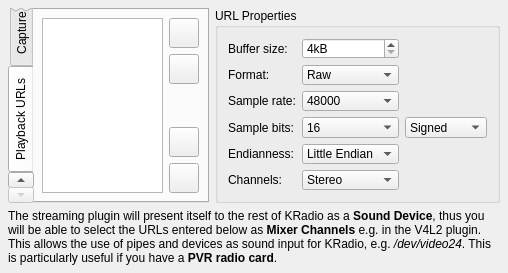
Qt form plugins/streaming/streaming-configuration-ui.ui (pbek/kradio) before a commit.
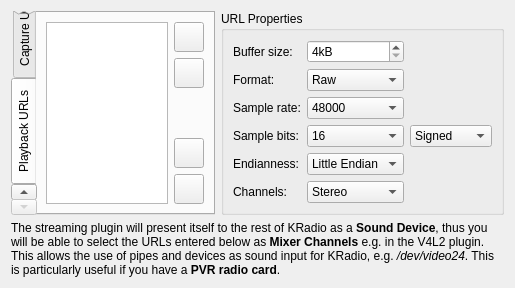
The same form after that commit. The open tabs and pages were chosen to show the change. Custom widgets are drawn as their Qt base class.

Diff of the .ui file:
```diff
--- a/plugins/streaming/streaming-configuration-ui.ui
+++ b/plugins/streaming/streaming-configuration-ui.ui
@@ -6,37 +6,19 @@
    <rect>
     <x>0</x>
     <y>0</y>
-    <width>508</width>
-    <height>273</height>
+    <width>515</width>
+    <height>288</height>
    </rect>
   </property>
   <layout class="QGridLayout" name="gridLayout_gen1">
-   <property name="margin">
-    <number>8</number>
-   </property>
    <item row="1" column="1">
     <widget class="QGroupBox" name="groupBox3">
-     <property name="sizePolicy">
-      <sizepolicy hsizetype="Preferred" vsizetype="Preferred">
-       <horstretch>0</horstretch>
-       <verstretch>0</verstretch>
-      </sizepolicy>
-     </property>
      <property name="title">
       <string>URL Properties</string>
      </property>
      <layout class="QGridLayout" name="gridLayout_gen2">
-      <property name="margin">
-       <number>10</number>
-      </property>
       <item row="5" column="1">
        <widget class="KComboBox" name="m_cbChannels">
-        <property name="sizePolicy">
-         <sizepolicy hsizetype="Preferred" vsizetype="Minimum">
-          <horstretch>0</horstretch>
-          <verstretch>0</verstretch>
-         </sizepolicy>
-        </property>
         <item>
          <property name="text">
           <string>Stereo</string>
@@ -87,12 +69,6 @@
       </item>
       <item row="4" column="1">
        <widget class="KComboBox" name="m_cbEndianness">
-        <property name="sizePolicy">
-         <sizepolicy hsizetype="Preferred" vsizetype="Preferred">
-          <horstretch>0</horstretch>
-          <verstretch>0</verstretch>
-         </sizepolicy>
-        </property>
         <item>
          <property name="text">
           <string>Little Endian</string>
@@ -107,12 +83,6 @@
       </item>
       <item row="2" column="1">
        <widget class="KComboBox" name="m_cbRate">
-        <property name="sizePolicy">
-         <sizepolicy hsizetype="Preferred" vsizetype="Preferred">
-          <horstretch>0</horstretch>
-          <verstretch>0</verstretch>
-         </sizepolicy>
-        </property>
         <item>
          <property name="text">
           <string>48000</string>
@@ -142,12 +112,6 @@
       </item>
       <item row="3" column="1">
        <widget class="KComboBox" name="m_cbBits">
-        <property name="sizePolicy">
-         <sizepolicy hsizetype="Preferred" vsizetype="Preferred">
-          <horstretch>0</horstretch>
-          <verstretch>0</verstretch>
-         </sizepolicy>
-        </property>
         <item>
          <property name="text">
           <string>16</string>
@@ -162,12 +126,6 @@
       </item>
       <item row="1" column="1">
        <widget class="KComboBox" name="m_cbFormat">
-        <property name="sizePolicy">
-         <sizepolicy hsizetype="Preferred" vsizetype="Preferred">
-          <horstretch>0</horstretch>
-          <verstretch>0</verstretch>
-         </sizepolicy>
-        </property>
         <item>
          <property name="text">
           <string>Raw</string>
@@ -177,12 +135,6 @@
       </item>
       <item row="0" column="1">
        <widget class="KIntSpinBox" name="m_sbBufferSize">
-        <property name="sizePolicy">
-         <sizepolicy hsizetype="Preferred" vsizetype="Preferred">
-          <horstretch>0</horstretch>
-          <verstretch>0</verstretch>
-         </sizepolicy>
-        </property>
         <property name="suffix">
          <string>kB</string>
         </property>
@@ -208,12 +160,6 @@
       </item>
       <item row="0" column="0">
        <widget class="QLabel" name="labelRate_2">
-        <property name="sizePolicy">
-         <sizepolicy hsizetype="Preferred" vsizetype="Preferred">
-          <horstretch>0</horstretch>
-          <verstretch>0</verstretch>
-         </sizepolicy>
-        </property>
         <property name="text">
          <string>Buffer size:</string>
         </property>
@@ -224,12 +170,6 @@
       </item>
       <item row="1" column="0">
        <widget class="QLabel" name="labelRate_2_2">
-        <property name="sizePolicy">
-         <sizepolicy hsizetype="Preferred" vsizetype="Preferred">
-          <horstretch>0</horstretch>
-          <verstretch>0</verstretch>
-         </sizepolicy>
-        </property>
         <property name="text">
          <string>Format:</string>
         </property>
@@ -240,12 +180,6 @@
       </item>
       <item row="2" column="0">
        <widget class="QLabel" name="labelRate">
-        <property name="sizePolicy">
-         <sizepolicy hsizetype="Preferred" vsizetype="Preferred">
-          <horstretch>0</horstretch>
-          <verstretch>0</verstretch>
-         </sizepolicy>
-        </property>
         <property name="text">
          <string>Sample rate:</string>
         </property>
@@ -256,12 +190,6 @@
       </item>
       <item row="3" column="2">
        <widget class="KComboBox" name="m_cbSign">
-        <property name="sizePolicy">
-         <sizepolicy hsizetype="Preferred" vsizetype="Preferred">
-          <horstretch>0</horstretch>
-          <verstretch>0</verstretch>
-         </sizepolicy>
-        </property>
         <item>
          <property name="text">
           <string>Signed</string>
@@ -357,36 +285,8 @@
      </layout>
     </widget>
    </item>
-   <item row="2" column="0" colspan="2">
-    <widget class="QLabel" name="label">
-     <property name="sizePolicy">
-      <sizepolicy hsizetype="Preferred" vsizetype="Preferred">
-       <horstretch>0</horstretch>
-       <verstretch>0</verstretch>
-      </sizepolicy>
-     </property>
-     <property name="text">
-      <string>&lt;p&gt;The streaming plugin will present itself to the rest of KRadio as a &lt;b&gt;Sound Device&lt;/b&gt;, thus you will be able to select the URLs entered below as &lt;b&gt;Mixer Channels&lt;/b&gt; e.g. in the V4L2 plugin. This allows the use of pipes and devices as sound input for KRadio, e.g. &lt;i&gt;/dev/video24&lt;/i&gt;. This is particularly useful if you have a &lt;b&gt;PVR radio card&lt;/b&gt;.&lt;/p&gt;</string>
-     </property>
-     <property name="alignment">
-      <set>Qt::AlignLeading|Qt::AlignLeft|Qt::AlignTop</set>
-     </property>
-     <property name="wordWrap">
-      <bool>true</bool>
-     </property>
-     <property name="margin">
-      <number>5</number>
-     </property>
-    </widget>
-   </item>
    <item row="1" column="0">
     <widget class="KTabWidget" name="ktabwidget">
-     <property name="sizePolicy">
-      <sizepolicy hsizetype="Preferred" vsizetype="Preferred">
-       <horstretch>0</horstretch>
-       <verstretch>0</verstretch>
-      </sizepolicy>
-     </property>
      <property name="tabPosition">
       <enum>QTabWidget::West</enum>
      </property>
@@ -531,9 +431,6 @@
        <string>Playback URLs</string>
       </attribute>
       <layout class="QGridLayout" name="gridLayout_2">
-       <property name="margin">
-        <number>8</number>
-       </property>
        <item row="0" column="0" rowspan="5">
         <widget class="QTreeView" name="m_ListPlaybackURLs">
          <property name="rootIsDecorated">
@@ -571,13 +468,10 @@
          <property name="orientation">
           <enum>Qt::Vertical</enum>
          </property>
-         <property name="sizeType">
-          <enum>QSizePolicy::Preferred</enum>
-         </property>
          <property name="sizeHint" stdset="0">
           <size>
            <width>10</width>
-           <height>10</height>
+           <height>5</height>
           </size>
          </property>
         </spacer>
@@ -661,9 +555,43 @@
      </widget>
     </widget>
    </item>
+   <item row="3" column="0" colspan="2">
+    <widget class="QLabel" name="label">
+     <property name="sizePolicy">
+      <sizepolicy hsizetype="Preferred" vsizetype="Preferred">
+       <horstretch>0</horstretch>
+       <verstretch>0</verstretch>
+      </sizepolicy>
+     </property>
+     <property name="text">
+      <string>&lt;p&gt;The streaming plugin will present itself to the rest of KRadio as a &lt;b&gt;Sound Device&lt;/b&gt;, thus you will be able to select the URLs entered below as &lt;b&gt;Mixer Channels&lt;/b&gt; e.g. in the V4L2 plugin. This allows the use of pipes and devices as sound input for KRadio, e.g. &lt;i&gt;/dev/video24&lt;/i&gt;. This is particularly useful if you have a &lt;b&gt;PVR radio card&lt;/b&gt;.&lt;/p&gt;</string>
+     </property>
+     <property name="alignment">
+      <set>Qt::AlignLeading|Qt::AlignLeft|Qt::AlignTop</set>
+     </property>
+     <property name="wordWrap">
+      <bool>true</bool>
+     </property>
+     <property name="margin">
+      <number>5</number>
+     </property>
+    </widget>
+   </item>
+   <item row="2" column="0">
+    <spacer name="verticalSpacer">
+     <property name="orientation">
+      <enum>Qt::Vertical</enum>
+     </property>
+     <property name="sizeHint" stdset="0">
+      <size>
+       <width>20</width>
+       <height>5</height>
+      </size>
+     </property>
+    </spacer>
+   </item>
   </layout>
  </widget>
- <layoutdefault spacing="6" margin="0"/>
  <customwidgets>
   <customwidget>
    <class>KComboBox</class>
```
Left out of the diff: 3 changed lines with no effect on the pictures.
